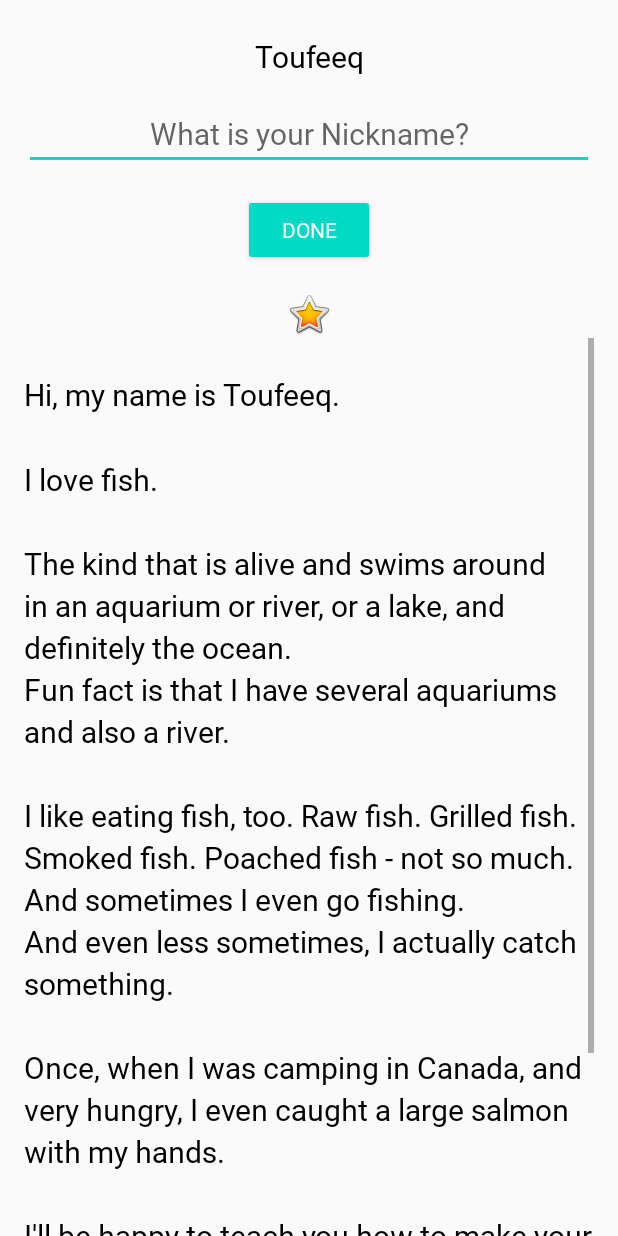
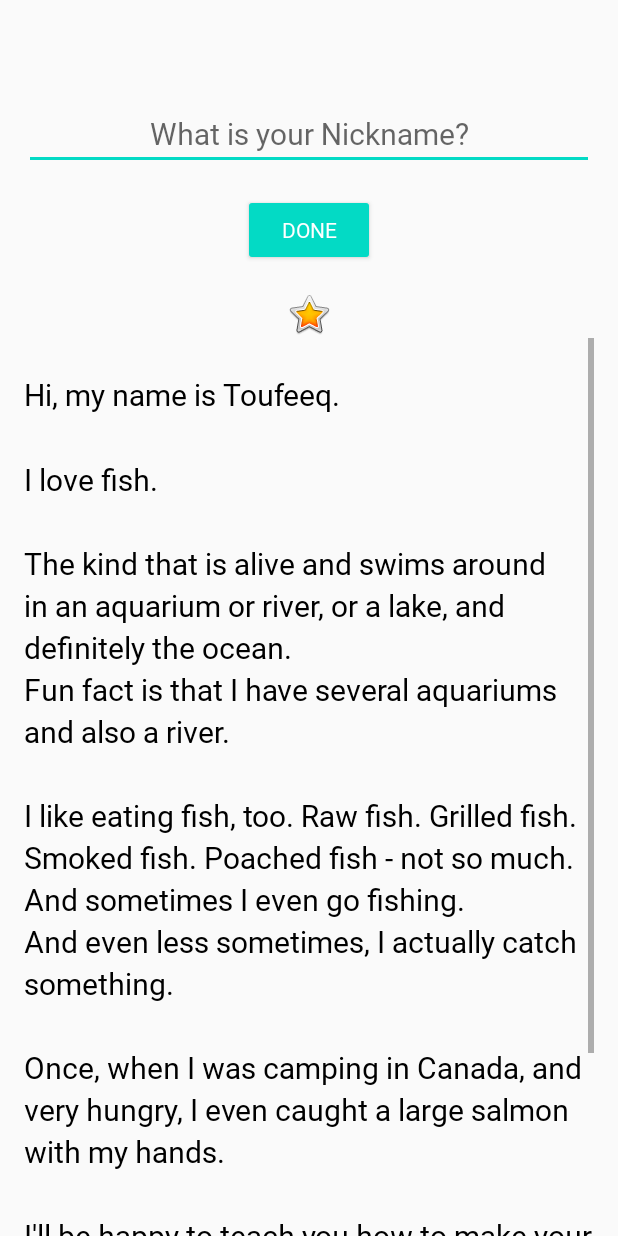
Before and after one commit to toufeeqahamedns/towards-kotlin, an Android app: the layout activity_main.xml on its own in the app's theme, with its tools: preview values and no code run, on a phone screen of 412 x 824 dp. Run offline under Robolectric (Android 15) with nearby library versions, the phone set to English and light mode, and no system bars.

```diff
--- /dev/null
+++ b/AboutMe/app/src/main/java/com/example/aboutme/MyName.kt
@@ -0,0 +1,3 @@
+package com.example.aboutme
+
+data class MyName (var name: String = "", var nickname: String = "")
--- a/AboutMe/app/src/main/res/layout/activity_main.xml
+++ b/AboutMe/app/src/main/res/layout/activity_main.xml
@@ -3,6 +3,12 @@
 <layout xmlns:android="http://schemas.android.com/apk/res/android"
     xmlns:app="http://schemas.android.com/apk/res-auto"
     xmlns:tools="http://schemas.android.com/tools">
+
+    <data>
+        <variable
+            name="myName"
+            type="com.example.aboutme.MyName" />
+    </data>
 
     <LinearLayout
         android:layout_width="match_parent"
@@ -18,7 +24,7 @@
             android:layout_width="match_parent"
             android:layout_height="wrap_content"
             android:layout_gravity="center_horizontal"
-            android:text="@string/name"
+            android:text="@={myName.name}"
             android:textAlignment="center" />
 
         <EditText
@@ -47,6 +53,7 @@
             android:layout_width="match_parent"
             android:layout_height="wrap_content"
             android:textAlignment="center"
+            android:text="@={myName.nickname}"
             android:visibility="gone" />
 
         <ImageView
```
Also changed, not shown: AboutMe/app/src/main/java/com/example/aboutme/MainActivity.kt (+6 -1 lines).
